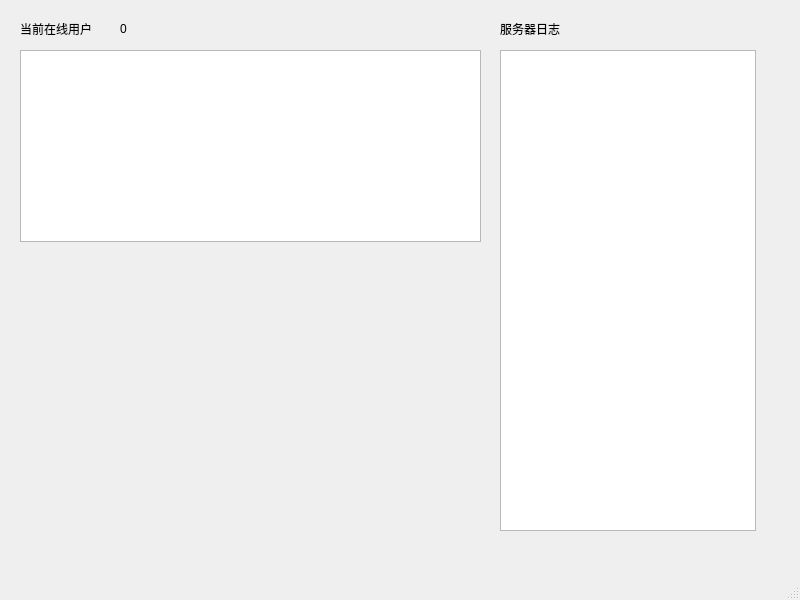
First picture: the form in bin/QT-myChat-Server/mainwindow.ui, repository Alanxtl/QT-myChat, before the edit.
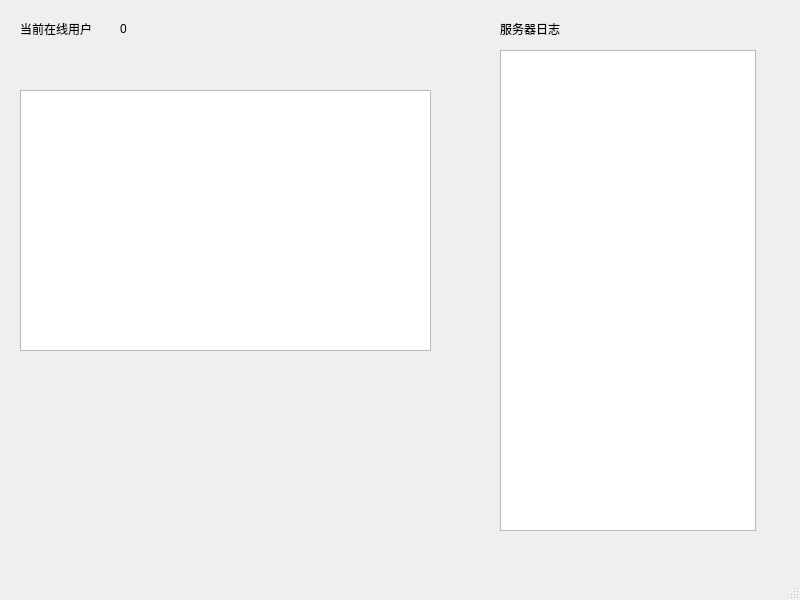
Second picture: the form after the edit.

Commit message: 修复bug

What changed in the file:
```diff
--- a/bin/QT-myChat-Server/mainwindow.ui
+++ b/bin/QT-myChat-Server/mainwindow.ui
@@ -50,16 +50,6 @@
      <string>当前在线用户</string>
     </property>
    </widget>
-   <widget class="QTextBrowser" name="clientBrowser">
-    <property name="geometry">
-     <rect>
-      <x>20</x>
-      <y>50</y>
-      <width>461</width>
-      <height>192</height>
-     </rect>
-    </property>
-   </widget>
    <widget class="QLabel" name="clientCountLabel">
     <property name="geometry">
      <rect>
@@ -73,6 +63,16 @@
      <string>0</string>
     </property>
    </widget>
+   <widget class="QTableWidget" name="tableWidget">
+    <property name="geometry">
+     <rect>
+      <x>20</x>
+      <y>90</y>
+      <width>411</width>
+      <height>261</height>
+     </rect>
+    </property>
+   </widget>
   </widget>
   <widget class="QStatusBar" name="statusbar"/>
   <widget class="QMenuBar" name="menubar">
```
